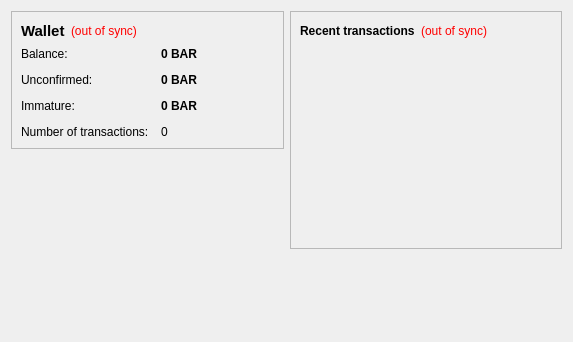
Qt form src/qt/forms/overviewpage.ui (dallen6/bluecoin) before a commit.
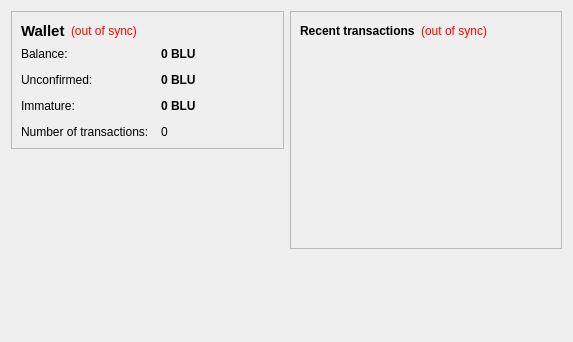
The same form after that commit.

Patch:
```diff
--- a/src/qt/forms/overviewpage.ui
+++ b/src/qt/forms/overviewpage.ui
@@ -105,7 +105,7 @@
              <string>Your current balance</string>
             </property>
             <property name="text">
-             <string notr="true">0 BAR</string>
+             <string notr="true">0 BLU</string>
             </property>
             <property name="textInteractionFlags">
              <set>Qt::LinksAccessibleByMouse|Qt::TextSelectableByKeyboard|Qt::TextSelectableByMouse</set>
@@ -134,7 +134,7 @@
              <string>Total of transactions that have yet to be confirmed, and do not yet count toward the current balance</string>
             </property>
             <property name="text">
-             <string notr="true">0 BAR</string>
+             <string notr="true">0 BLU</string>
             </property>
             <property name="textInteractionFlags">
              <set>Qt::LinksAccessibleByMouse|Qt::TextSelectableByKeyboard|Qt::TextSelectableByMouse</set>
@@ -177,7 +177,7 @@
              <string>Mined balance that has not yet matured</string>
             </property>
             <property name="text">
-             <string notr="true">0 BAR</string>
+             <string notr="true">0 BLU</string>
             </property>
             <property name="textInteractionFlags">
              <set>Qt::LinksAccessibleByMouse|Qt::TextSelectableByKeyboard|Qt::TextSelectableByMouse</set>
```
Left out of the diff: 4 changed lines with no effect on the pictures.
